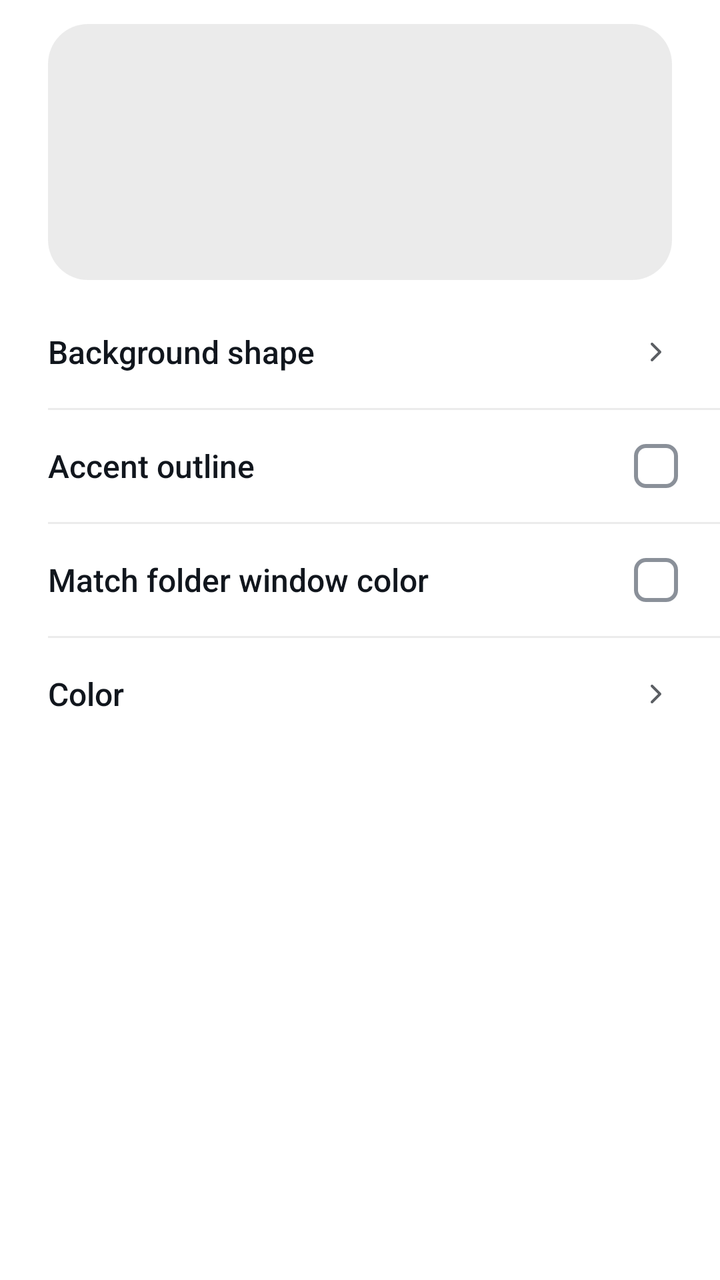
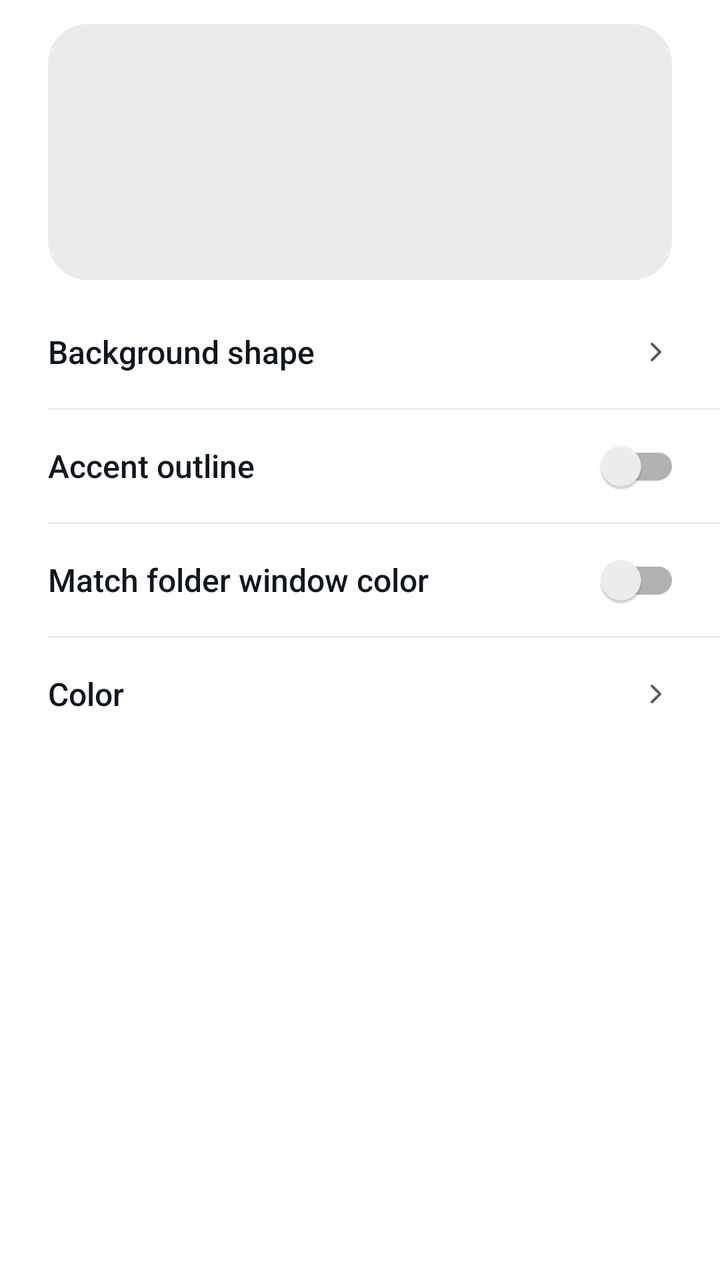

The first picture is an Android layout as it rendered before a commit; the second is the same layout after the commit. The layout source and the unified diff follow.
<!-- AndroidManifest.xml: application theme Theme.Supernova -->
<!-- res/layout/dialog_folder_icon.xml -->
<?xml version="1.0" encoding="utf-8"?>
<LinearLayout xmlns:android="http://schemas.android.com/apk/res/android"
    xmlns:app="http://schemas.android.com/apk/res-auto"
    android:layout_width="match_parent"
    android:layout_height="wrap_content"
    android:orientation="vertical"
    android:paddingTop="@dimen/space_ms"
    android:paddingBottom="@dimen/space_xs">

    <FrameLayout
        android:layout_width="match_parent"
        android:layout_height="128dp"
        android:layout_marginHorizontal="@dimen/space_lg"
        android:layout_marginBottom="@dimen/space_sm"
        android:background="@drawable/bg_settings_preview">

        <ImageView
            android:id="@+id/folderIconPreview"
            android:layout_width="80dp"
            android:layout_height="80dp"
            android:layout_gravity="center"
            android:importantForAccessibility="no" />
    </FrameLayout>

    <LinearLayout
        android:id="@+id/shapeRow"
        android:layout_width="match_parent"
        android:layout_height="wrap_content"
        android:background="?attr/selectableItemBackground"
        android:gravity="center_vertical"
        android:minHeight="56dp"
        android:orientation="horizontal"
        android:paddingStart="@dimen/space_lg"
        android:paddingEnd="@dimen/space_sm">

        <TextView
            android:layout_width="0dp"
            android:layout_height="wrap_content"
            android:layout_weight="1"
            android:fontFamily="sans-serif-medium"
            android:text="@string/folder_icon_shape"
            android:textColor="@color/textPrimary"
            android:textSize="@dimen/text_body" />

        <TextView
            android:id="@+id/shapeValue"
            android:layout_width="wrap_content"
            android:layout_height="wrap_content"
            android:layout_marginStart="@dimen/space_md"
            android:ellipsize="end"
            android:maxWidth="140dp"
            android:maxLines="1"
            android:textColor="@color/textSecondary"
            android:textSize="@dimen/text_secondary" />

        <ImageView
            android:layout_width="48dp"
            android:layout_height="20dp"
            android:layout_marginStart="@dimen/space_sm"
            android:importantForAccessibility="no"
            android:paddingHorizontal="@dimen/space_md"
            android:src="@drawable/ic_settings_chevron"
            app:tint="@color/textSecondary" />
    </LinearLayout>

    <View
        android:layout_width="match_parent"
        android:layout_height="1dp"
        android:layout_marginStart="@dimen/space_lg"
        android:background="@color/settingsDivider" />

    <LinearLayout
        android:id="@+id/outlineRow"
        android:layout_width="match_parent"
        android:layout_height="wrap_content"
        android:background="?attr/selectableItemBackground"
        android:gravity="center_vertical"
        android:minHeight="56dp"
        android:orientation="horizontal"
        android:paddingStart="@dimen/space_lg"
        android:paddingEnd="@dimen/space_sm">

        <TextView
            android:layout_width="0dp"
            android:layout_height="wrap_content"
            android:layout_weight="1"
            android:fontFamily="sans-serif-medium"
            android:text="@string/folder_icon_outline"
            android:textColor="@color/textPrimary"
            android:textSize="@dimen/text_body" />

        <com.google.android.material.checkbox.MaterialCheckBox
            android:id="@+id/outlineCheck"
            android:layout_width="48dp"
            android:layout_height="48dp"
            android:layout_marginStart="@dimen/space_md"
            android:clickable="false"
            android:focusable="false"
            android:minWidth="48dp" />
    </LinearLayout>

    <View
        android:layout_width="match_parent"
        android:layout_height="1dp"
        android:layout_marginStart="@dimen/space_lg"
        android:background="@color/settingsDivider" />

    <LinearLayout
        android:id="@+id/matchColorRow"
        android:layout_width="match_parent"
        android:layout_height="wrap_content"
        android:background="?attr/selectableItemBackground"
        android:gravity="center_vertical"
        android:minHeight="56dp"
        android:orientation="horizontal"
        android:paddingStart="@dimen/space_lg"
        android:paddingEnd="@dimen/space_sm">

        <TextView
            android:layout_width="0dp"
            android:layout_height="wrap_content"
            android:layout_weight="1"
            android:fontFamily="sans-serif-medium"
            android:text="@string/folder_match_window_color"
            android:textColor="@color/textPrimary"
            android:textSize="@dimen/text_body" />

        <com.google.android.material.checkbox.MaterialCheckBox
            android:id="@+id/matchColorCheck"
            android:layout_width="48dp"
            android:layout_height="48dp"
            android:layout_marginStart="@dimen/space_md"
            android:clickable="false"
            android:focusable="false"
            android:minWidth="48dp" />
    </LinearLayout>

    
    <View
        android:id="@+id/colorDivider"
        android:layout_width="match_parent"
        android:layout_height="1dp"
        android:layout_marginStart="@dimen/space_lg"
        android:background="@color/settingsDivider" />

    <LinearLayout
        android:id="@+id/colorRow"
        android:layout_width="match_parent"
        android:layout_height="wrap_content"
        android:background="?attr/selectableItemBackground"
        android:gravity="center_vertical"
        android:minHeight="56dp"
        android:orientation="horizontal"
        android:paddingStart="@dimen/space_lg"
        android:paddingEnd="@dimen/space_sm">

        <TextView
            android:layout_width="0dp"
            android:layout_height="wrap_content"
            android:layout_weight="1"
            android:fontFamily="sans-serif-medium"
            android:text="@string/folder_plate_color"
            android:textColor="@color/textPrimary"
            android:textSize="@dimen/text_body" />

        <TextView
            android:id="@+id/colorValue"
            android:layout_width="wrap_content"
            android:layout_height="wrap_content"
            android:layout_marginStart="@dimen/space_md"
            android:ellipsize="end"
            android:maxWidth="140dp"
            android:maxLines="1"
            android:textColor="@color/textSecondary"
            android:textSize="@dimen/text_secondary" />

        <ImageView
            android:layout_width="48dp"
            android:layout_height="20dp"
            android:layout_marginStart="@dimen/space_sm"
            android:importantForAccessibility="no"
            android:paddingHorizontal="@dimen/space_md"
            android:src="@drawable/ic_settings_chevron"
            app:tint="@color/textSecondary" />
    </LinearLayout>

</LinearLayout>
<!-- resources referenced by this layout -->
<resources>
  <color name="settingsDivider">#14000000</color>
  <color name="textPrimary">#11161D</color>
  <color name="textSecondary">#B011161D</color>
  <dimen name="space_lg">24dp</dimen>
  <dimen name="space_md">16dp</dimen>
  <dimen name="space_ms">12dp</dimen>
  <dimen name="space_sm">8dp</dimen>
  <dimen name="space_xs">4dp</dimen>
  <dimen name="text_body">16sp</dimen>
  <dimen name="text_secondary">14sp</dimen>
  <!-- drawable bg_settings_preview (drawable) -->
  <?xml version="1.0" encoding="utf-8"?>
  <shape xmlns:android="http://schemas.android.com/apk/res/android" android:shape="rectangle">
      <corners android:radius="20dp" />
      <solid android:color="@color/settingsPillBg" />
  </shape>
  <string name="folder_icon_outline">Accent outline</string>
  <string name="folder_icon_shape">Background shape</string>
  <string name="folder_match_window_color">Match folder window color</string>
  <string name="folder_plate_color">Color</string>
  <color name="settingsPillBg">#14000000</color>
  <color name="accent">#2E89FF</color>
  <color name="rippleHighlight">#1A000000</color>
  <color name="accentBlueText">@color/accentBlue</color>
  <style name="Widget.Supernova.CheckBox" parent="Widget.MaterialComponents.CompoundButton.CheckBox">
          <item name="android:button">@drawable/checkbox_box</item>
          <item name="buttonCompat">@drawable/checkbox_box</item>
          <item name="buttonIcon">@null</item>
          <item name="buttonTint">@null</item>
          <item name="useMaterialThemeColors">false</item>
          <item name="android:textColor">@color/textPrimary</item>
      </style>
  <style name="Widget.Supernova.RadioButton" parent="Widget.MaterialComponents.CompoundButton.RadioButton">
          <item name="buttonTint">@color/selection_control_tint</item>
          <item name="android:textColor">@color/textPrimary</item>
      </style>
  <style name="Widget.Supernova.Switch" parent="Widget.MaterialComponents.CompoundButton.Switch">
          <item name="android:textColor">@color/textPrimary</item>
      </style>
  <color name="surface">#FFFFFF</color>
  <color name="onAccent">#FFFFFFFF</color>
  <color name="accentBlue">#2E89FF</color>
  <color name="raised">#FFFFFF</color>
  <style name="ShapeAppearanceOverlay.Supernova.Dialog" parent="">
          <item name="cornerFamily">rounded</item>
          <item name="cornerSize">28dp</item>
      </style>
  <style name="TextAppearance.Supernova.DialogTitle" parent="MaterialAlertDialog.MaterialComponents.Title.Text">
          <item name="android:textColor">@color/textPrimary</item>
          <item name="android:textSize">@dimen/text_headline</item>
          <item name="android:fontFamily">sans-serif-medium</item>
      </style>
  <style name="TextAppearance.Supernova.DialogBody" parent="MaterialAlertDialog.MaterialComponents.Body.Text">
          <item name="android:textColor">@color/textSecondary</item>
          <item name="android:textSize">@dimen/text_body</item>
          <item name="android:lineSpacingMultiplier">1.15</item>
      </style>
  <!-- drawable bg_dialog_window (drawable) -->
  <?xml version="1.0" encoding="utf-8"?>
  <inset xmlns:android="http://schemas.android.com/apk/res/android"
      android:insetLeft="24dp"
      android:insetRight="24dp"
      android:insetTop="16dp"
      android:insetBottom="16dp">
      <shape android:shape="rectangle">
          <corners android:radius="28dp" />
          <solid android:color="@color/raised" />
      </shape>
  </inset>
  <dimen name="text_headline">24sp</dimen>
  <style name="ShapeAppearanceOverlay.Supernova.BottomSheet" parent="">
          <item name="cornerFamily">rounded</item>
          <item name="cornerSizeTopLeft">28dp</item>
          <item name="cornerSizeTopRight">28dp</item>
          <item name="cornerSizeBottomLeft">0dp</item>
          <item name="cornerSizeBottomRight">0dp</item>
      </style>
  <!-- unchanged entries left out for length: 12 -->
</resources>

<!-- the commit's change to res/layout/dialog_folder_icon.xml (unified diff, before → after) -->
@@ -89,14 +89,14 @@
             android:textColor="@color/textPrimary"
             android:textSize="@dimen/text_body" />
 
-        <com.google.android.material.checkbox.MaterialCheckBox
+        <androidx.appcompat.widget.SwitchCompat
             android:id="@+id/outlineCheck"
-            android:layout_width="48dp"
-            android:layout_height="48dp"
+            android:layout_width="wrap_content"
+            android:layout_height="wrap_content"
             android:layout_marginStart="@dimen/space_md"
+            android:layout_marginEnd="@dimen/space_ms"
             android:clickable="false"
-            android:focusable="false"
-            android:minWidth="48dp" />
+            android:focusable="false" />
     </LinearLayout>
 
     <View
@@ -125,14 +125,14 @@
             android:textColor="@color/textPrimary"
             android:textSize="@dimen/text_body" />
 
-        <com.google.android.material.checkbox.MaterialCheckBox
+        <androidx.appcompat.widget.SwitchCompat
             android:id="@+id/matchColorCheck"
-            android:layout_width="48dp"
-            android:layout_height="48dp"
+            android:layout_width="wrap_content"
+            android:layout_height="wrap_content"
             android:layout_marginStart="@dimen/space_md"
+            android:layout_marginEnd="@dimen/space_ms"
             android:clickable="false"
-            android:focusable="false"
-            android:minWidth="48dp" />
+            android:focusable="false" />
     </LinearLayout>
 
     
